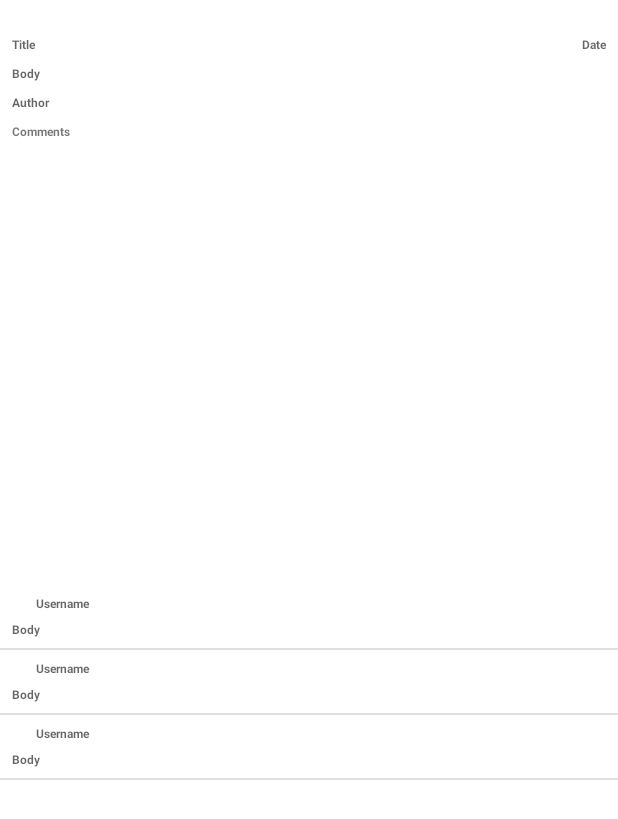
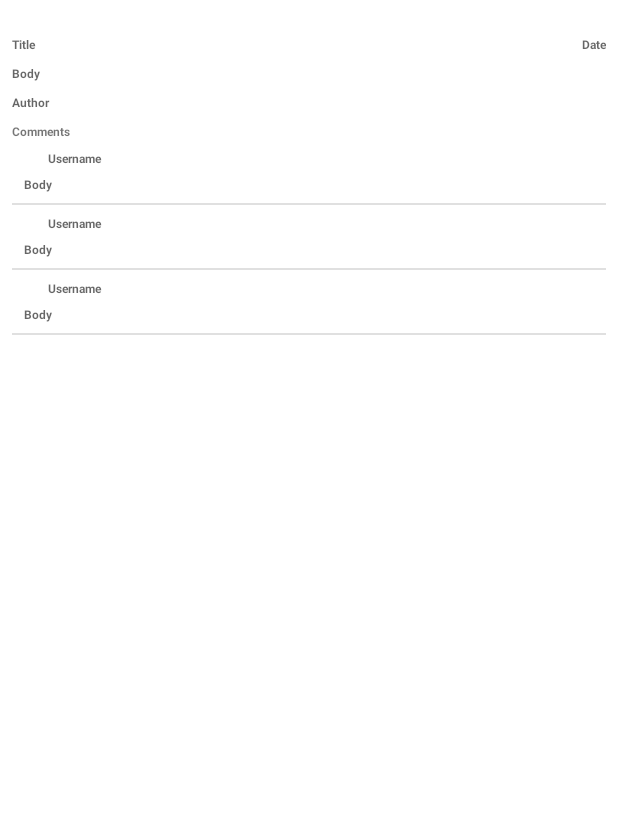
Before and after one commit to hossein69ameri/Blogs, an Android app: the layout fragment_detail.xml on its own in the app's theme, with its tools: preview values and no code run, on a phone screen of 412 x 824 dp. Shown: the top 819 px of the screen. Run offline under Robolectric (Android 15) with nearby library versions, the phone set to English and light mode, and no system bars; network calls fail.

Commit message:
Code CleanUp

```diff
--- a/app/src/main/res/layout/fragment_detail.xml
+++ b/app/src/main/res/layout/fragment_detail.xml
@@ -4,20 +4,16 @@
     xmlns:tools="http://schemas.android.com/tools"
     android:layout_width="match_parent"
     android:layout_height="match_parent"
+    android:orientation="vertical"
     tools:context=".ui.detail.DetailFragment">
 
     <androidx.core.widget.NestedScrollView
         android:id="@+id/container_detail"
-        android:layout_width="0dp"
-        android:layout_height="0dp"
-        android:layout_marginBottom="@dimen/_8mdp"
-        app:layout_constraintBottom_toBottomOf="parent"
-        app:layout_constraintEnd_toEndOf="parent"
-        app:layout_constraintStart_toStartOf="parent"
-        android:fillViewport="true"
-        app:layout_constraintTop_toTopOf="parent"
-        tools:ignore="MissingConstraints">
-        <androidx.constraintlayout.widget.ConstraintLayout
+        android:layout_width="match_parent"
+        android:layout_height="match_parent"
+        android:fillViewport="true">
+        <LinearLayout
+            android:orientation="vertical"
             android:layout_width="match_parent"
             android:layout_height="match_parent">
 
@@ -27,63 +23,55 @@
                 android:layout_height="@dimen/_150mdp"
                 android:layout_marginTop="@dimen/_8mdp"
                 android:layout_marginStart="@dimen/_16mdp"
+                android:layout_marginEnd="@dimen/_16mdp"/>
+
+            <LinearLayout
+                android:layout_width="match_parent"
+                android:layout_height="wrap_content"
+                android:layout_marginTop="@dimen/_2mdp"
+                android:layout_marginStart="@dimen/_16mdp"
                 android:layout_marginEnd="@dimen/_16mdp"
-                app:layout_constraintEnd_toEndOf="parent"
-                android:scaleType="centerCrop"
-                app:layout_constraintStart_toStartOf="parent"
-                app:layout_constraintTop_toTopOf="parent" />
-
+                android:orientation="horizontal">
                 <TextView
                     android:id="@+id/title_detail"
                     android:layout_width="0dp"
                     android:layout_height="wrap_content"
-                android:layout_marginTop="@dimen/_2mdp"
                     android:layout_marginEnd="@dimen/_8mdp"
                     android:ellipsize="end"
+                    android:layout_weight="1"
                     android:hint="@string/title3"
                     android:maxLines="1"
                     android:textSize="@dimen/_14mdp"
-                android:textStyle="bold"
-                app:layout_constraintEnd_toStartOf="@+id/date_detail"
-                app:layout_constraintStart_toStartOf="@+id/img_detail"
-                app:layout_constraintTop_toBottomOf="@+id/img_detail" />
+                    android:textStyle="bold" />
 
                 <TextView
                     android:id="@+id/date_detail"
                     android:layout_width="0dp"
                     android:layout_height="wrap_content"
-                android:layout_marginTop="@dimen/_2mdp"
                     android:ellipsize="end"
                     android:gravity="end"
+                    android:layout_weight="1"
                     android:hint="@string/date3"
                     android:maxLines="1"
                     android:textSize="@dimen/_14mdp"
-                android:textStyle="bold"
-                app:layout_constraintEnd_toEndOf="@+id/img_detail"
-                app:layout_constraintTop_toBottomOf="@+id/img_detail" />
-
+                    android:textStyle="bold" />
+            </LinearLayout>
             <TextView
                 android:id="@+id/body_detail"
-                android:layout_width="0dp"
+                android:layout_width="match_parent"
                 android:layout_height="wrap_content"
                 android:layout_marginTop="@dimen/_10mdp"
                 android:layout_marginStart="@dimen/_16mdp"
                 android:layout_marginEnd="@dimen/_16mdp"
                 android:ellipsize="end"
                 android:maxLines="4"
-                android:layout_gravity="center_horizontal"
-                android:gravity="center|start"
-                android:justificationMode="inter_word"
                 android:hint="@string/body"
                 android:textSize="@dimen/_16mdp"
-                android:textStyle="bold"
-                app:layout_constraintEnd_toEndOf="parent"
-                app:layout_constraintStart_toStartOf="parent"
-                app:layout_constraintTop_toBottomOf="@+id/title_detail" />
+                android:textStyle="bold" />
 
             <TextView
                 android:id="@+id/author_detail"
-                android:layout_width="0dp"
+                android:layout_width="match_parent"
                 android:layout_height="wrap_content"
                 android:layout_marginTop="@dimen/_8mdp"
                 android:layout_marginStart="@dimen/_16mdp"
@@ -92,37 +80,29 @@
                 android:hint="@string/author"
                 android:maxLines="1"
                 android:textSize="@dimen/_14mdp"
-                android:textStyle="bold"
-                app:layout_constraintEnd_toEndOf="parent"
-                app:layout_constraintStart_toStartOf="parent"
-                app:layout_constraintTop_toBottomOf="@+id/body_detail" />
+                android:textStyle="bold" />
 
 
             <TextView
                 android:id="@+id/comment_detail"
-                android:layout_width="0dp"
+                android:layout_width="match_parent"
                 android:layout_height="wrap_content"
                 android:layout_marginStart="@dimen/_16mdp"
-                android:layout_marginTop="@dimen/_16mdp"
+                android:layout_marginTop="@dimen/_10mdp"
                 android:layout_marginEnd="@dimen/_16mdp"
-                android:ellipsize="end"
                 android:text="@string/comments"
                 android:textSize="@dimen/_14mdp"
-                android:textStyle="bold"
-                app:layout_constraintEnd_toEndOf="parent"
-                app:layout_constraintStart_toStartOf="parent"
-                app:layout_constraintTop_toBottomOf="@+id/author_detail" />
+                android:textStyle="bold" />
 
             <androidx.recyclerview.widget.RecyclerView
                 android:id="@+id/recycler_detail"
                 android:layout_width="match_parent"
                 android:layout_height="wrap_content"
-                tools:listitem="@layout/item_comment_detail"
-                app:layout_constraintBottom_toBottomOf="parent"
-                app:layout_constraintEnd_toEndOf="parent"
-                app:layout_constraintStart_toStartOf="parent"
-                app:layout_constraintTop_toBottomOf="@+id/comment_detail" />
-        </androidx.constraintlayout.widget.ConstraintLayout>
+                android:layout_marginStart="@dimen/_16mdp"
+                android:layout_marginEnd="@dimen/_16mdp"
+                tools:listitem="@layout/item_comment_detail"/>
+
+        </LinearLayout>
     </androidx.core.widget.NestedScrollView>
 
     <ProgressBar
@@ -134,7 +114,4 @@
         app:layout_constraintEnd_toEndOf="parent"
         app:layout_constraintStart_toStartOf="parent"
         app:layout_constraintTop_toTopOf="parent" />
-
-
-
 </androidx.constraintlayout.widget.ConstraintLayout>
--- a/app/src/main/res/layout/fragment_home.xml
+++ b/app/src/main/res/layout/fragment_home.xml
@@ -8,6 +8,7 @@
 
     <androidx.core.widget.NestedScrollView
         android:id="@+id/ScrollLay"
+        android:fillViewport="true"
         android:layout_width="match_parent"
         android:layout_height="match_parent"
         android:layout_marginBottom="@dimen/_8mdp"
@@ -34,7 +35,7 @@
                 android:layout_width="0dp"
                 android:layout_height="wrap_content"
                 android:layout_marginStart="@dimen/_16mdp"
-                android:layout_marginTop="@dimen/_8mdp"
+                android:layout_marginTop="@dimen/_4mdp"
                 android:text="@string/latest_blogs"
                 android:textColor="@color/black"
                 android:textSize="@dimen/_18mdp"
@@ -56,7 +57,7 @@
                 android:layout_width="0dp"
                 android:layout_height="wrap_content"
                 android:layout_marginStart="@dimen/_16mdp"
-                android:layout_marginTop="@dimen/_8mdp"
+                android:layout_marginTop="@dimen/_4mdp"
                 android:text="@string/popular_blogs"
                 android:textColor="@color/black"
                 android:textSize="@dimen/_18mdp"
--- a/app/src/main/res/layout/image_slider_item.xml
+++ b/app/src/main/res/layout/image_slider_item.xml
@@ -1,14 +1,16 @@
 <?xml version="1.0" encoding="utf-8"?>
 <androidx.constraintlayout.widget.ConstraintLayout xmlns:android="http://schemas.android.com/apk/res/android"
     xmlns:app="http://schemas.android.com/apk/res-auto"
+    xmlns:tools="http://schemas.android.com/tools"
     android:layout_width="match_parent"
     android:layout_height="match_parent">
 
     <ImageView
         android:id="@+id/img_slider"
+        android:scaleType="centerCrop"
         android:layout_width="match_parent"
         android:layout_height="match_parent"
-        android:scaleType="centerCrop" />
+        tools:ignore="ContentDescription" />
 
     <TextView
         android:id="@+id/title_slider"
--- a/app/src/main/res/layout/item_comment_detail.xml
+++ b/app/src/main/res/layout/item_comment_detail.xml
@@ -1,5 +1,6 @@
 <?xml version="1.0" encoding="utf-8"?>
 <androidx.constraintlayout.widget.ConstraintLayout xmlns:android="http://schemas.android.com/apk/res/android"
+    xmlns:tools="http://schemas.android.com/tools"
     android:layout_width="match_parent"
     android:layout_height="wrap_content"
     xmlns:app="http://schemas.android.com/apk/res-auto">
@@ -9,9 +10,9 @@
         android:layout_width="@dimen/_40mdp"
         android:layout_height="@dimen/_40mdp"
         android:layout_margin="@dimen/_4mdp"
-        android:scaleType="centerCrop"
         app:layout_constraintStart_toStartOf="parent"
-        app:layout_constraintTop_toTopOf="parent" />
+        app:layout_constraintTop_toTopOf="parent"
+        tools:ignore="ContentDescription" />
 
     <TextView
         android:id="@+id/username_comment_detail"
--- a/app/src/main/res/layout/item_latest_blog.xml
+++ b/app/src/main/res/layout/item_latest_blog.xml
@@ -10,11 +10,12 @@
         android:layout_width="@dimen/_150mdp"
         android:layout_height="@dimen/_150mdp"
         android:layout_margin="@dimen/_5mdp"
-        android:scaleType="centerCrop"
         app:layout_constraintEnd_toEndOf="parent"
         app:layout_constraintStart_toStartOf="parent"
         app:layout_constraintTop_toTopOf="parent"
-        tools:src="@tools:sample/avatars" />
+        android:scaleType="centerCrop"
+        tools:src="@tools:sample/avatars"
+        tools:ignore="ContentDescription" />
 
     <TextView
         android:id="@+id/title_latest_blog"
--- a/app/src/main/res/layout/item_popular_blog.xml
+++ b/app/src/main/res/layout/item_popular_blog.xml
@@ -14,7 +14,8 @@
         app:layout_constraintEnd_toEndOf="parent"
         app:layout_constraintStart_toStartOf="parent"
         app:layout_constraintTop_toTopOf="parent"
-        tools:src="@tools:sample/avatars" />
+        tools:src="@tools:sample/avatars"
+        tools:ignore="ContentDescription" />
 
     <TextView
         android:id="@+id/title_popular_blog"
```
Lines whose indentation alone changed are shown as unchanged.
